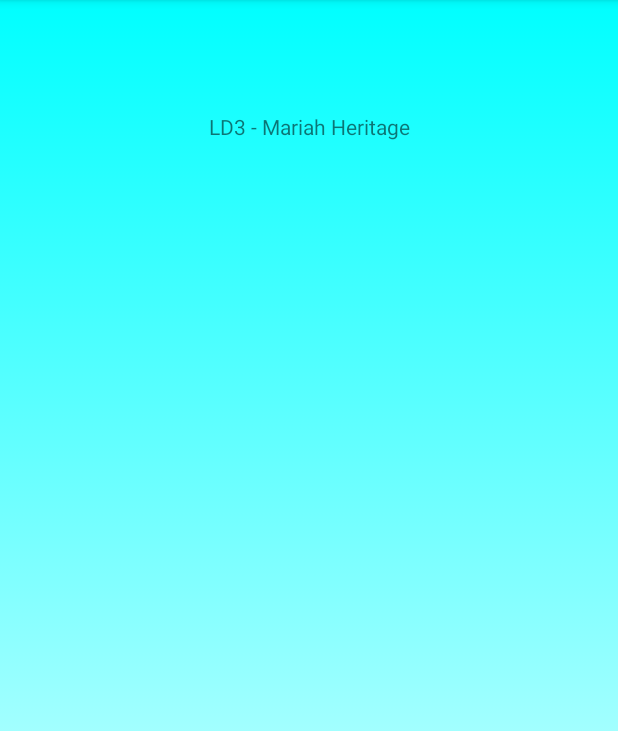
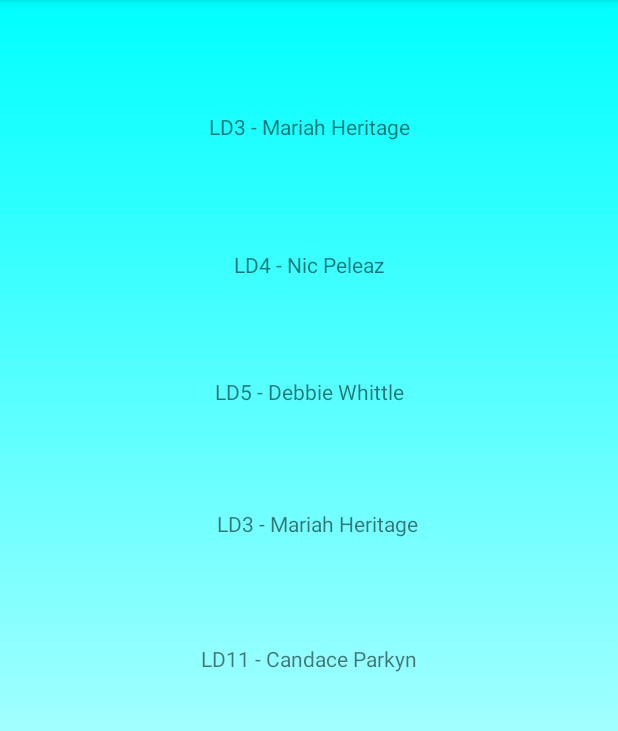
Before and after one commit to BJW2/SheldonCollegeInteractiveMap, an Android app: the LINQBuildingTeachers screen opened directly, with no data from a screen before it, on a phone screen of 412 x 824 dp, the part 84-815 px from its top. Run offline under Robolectric (Android 15) with nearby library versions, the phone set to English and light mode, and no system bars.

Commit message:
17/11/21

```diff
--- a/app/src/main/java/com/example/sheldoncollegeinteractivemap/MapsActivity.java
+++ b/app/src/main/java/com/example/sheldoncollegeinteractivemap/MapsActivity.java
@@ -2,7 +2,6 @@ package com.example.sheldoncollegeinteractivemap;
 
 import android.content.Intent;
 import android.os.Bundle;
-import android.widget.Toast;
 
 import androidx.annotation.NonNull;
 import androidx.fragment.app.FragmentActivity;
@@ -53,7 +52,6 @@ public class MapsActivity extends FragmentActivity implements OnMapReadyCallback
         // Add a marker in
         LatLng LINQBuilding = new LatLng(-27.568625, 153.233705);
         Marker LINQ_Building = mMap.addMarker(new MarkerOptions().position(LINQBuilding).title("LINQ Building"));
-
         // Add a marker in
         LatLng SIblock = new LatLng(-27.569534, 153.23318);
         Marker SI_Block = mMap.addMarker(new MarkerOptions().position(SIblock).title("SI Block"));
@@ -70,6 +68,18 @@ public class MapsActivity extends FragmentActivity implements OnMapReadyCallback
         LatLng Stadium = new LatLng(-27.569477, 153.232579);
         Marker Stadium_ = mMap.addMarker(new MarkerOptions().position(Stadium).title("Stadium"));
 
+ /*       mMap.setOnMarkerClickListener(new GoogleMap.OnMarkerClickListener() {
+            @Override
+            public boolean onMarkerClick(@NonNull Marker marker) {
+                if (marker.equals(LINQ_Building)) {
+                    LINQ_Building.showInfoWindow();
+                }
+                if (marker.equals(SI_Block)){
+                    SI_Block.showInfoWindow();
+                }
+                return false;
+            }
+        });*/
 
         mMap.setOnInfoWindowClickListener(new GoogleMap.OnInfoWindowClickListener() {
             @Override
@@ -97,13 +107,9 @@ public class MapsActivity extends FragmentActivity implements OnMapReadyCallback
         });
 
         //move map view to camera
-        mMap.moveCamera(CameraUpdateFactory.newLatLng(Stadium));
+        mMap.moveCamera(CameraUpdateFactory.newLatLng(LINQBuilding));
         mMap.setMinZoomPreference(17);
 
     }
 
-    private void toastMsg(String linqBuilding_clicked) {
-        Toast toast = Toast.makeText(this, linqBuilding_clicked, Toast.LENGTH_LONG);
-        toast.show();
-    }
 }
--- a/app/src/main/res/layout/activity_linqbuilding_teachers.xml
+++ b/app/src/main/res/layout/activity_linqbuilding_teachers.xml
@@ -12,6 +12,57 @@
         android:layout_width="wrap_content"
         android:layout_height="wrap_content"
         android:layout_marginTop="-600dp"
+        android:text="LD4 - Nic Peleaz"
+        app:layout_constraintBottom_toBottomOf="parent"
+        app:layout_constraintEnd_toEndOf="parent"
+        app:layout_constraintStart_toStartOf="parent"
+        app:layout_constraintTop_toBottomOf="@+id/textView2"
+        app:layout_constraintVertical_bias="0.536" />
+
+    <TextView
+        android:id="@+id/textView3"
+        android:layout_width="wrap_content"
+        android:layout_height="wrap_content"
+        android:layout_marginTop="-600dp"
+        android:text="LD5 - Debbie Whittle"
+        app:layout_constraintBottom_toBottomOf="parent"
+        app:layout_constraintEnd_toEndOf="parent"
+        app:layout_constraintHorizontal_bias="0.501"
+        app:layout_constraintStart_toStartOf="parent"
+        app:layout_constraintTop_toBottomOf="@+id/textView"
+        app:layout_constraintVertical_bias="0.572" />
+
+    <TextView
+        android:id="@+id/textView4"
+        android:layout_width="wrap_content"
+        android:layout_height="wrap_content"
+        android:layout_marginTop="-500dp"
+        android:text="LD11 - Candace Parkyn"
+        app:layout_constraintBottom_toBottomOf="parent"
+        app:layout_constraintEnd_toEndOf="parent"
+        app:layout_constraintHorizontal_bias="0.501"
+        app:layout_constraintStart_toStartOf="parent"
+        app:layout_constraintTop_toBottomOf="@+id/textView5"
+        app:layout_constraintVertical_bias="0.641" />
+
+    <TextView
+        android:id="@+id/textView5"
+        android:layout_width="wrap_content"
+        android:layout_height="wrap_content"
+        android:layout_marginTop="-850dp"
+        android:text="LD3 - Mariah Heritage"
+        app:layout_constraintBottom_toBottomOf="parent"
+        app:layout_constraintEnd_toEndOf="parent"
+        app:layout_constraintHorizontal_bias="0.52"
+        app:layout_constraintStart_toStartOf="parent"
+        app:layout_constraintTop_toBottomOf="@+id/textView3"
+        app:layout_constraintVertical_bias="0.692" />
+
+    <TextView
+        android:id="@+id/textView2"
+        android:layout_width="wrap_content"
+        android:layout_height="wrap_content"
+        android:layout_marginTop="-600dp"
         android:text="LD3 - Mariah Heritage"
         app:layout_constraintBottom_toBottomOf="parent"
         app:layout_constraintEnd_toEndOf="parent"
```
